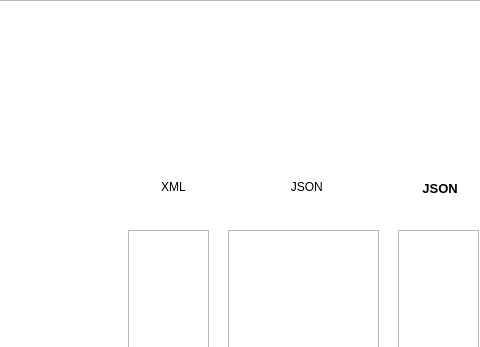
Above: record.ui from AlexandraZiver/Course-Project before the change; both pictures show x 102 to 582 and y 0 to 347 of the 800 by 600 pixel window. Below: the same form after it.
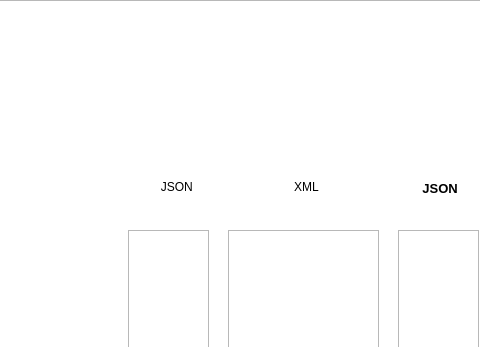
That is the form after the change. Icons and pictures are not drawn.

The edit to the form file:
```diff
--- a/record.ui
+++ b/record.ui
@@ -46,13 +46,13 @@
 font: 700 10pt &quot;Segoe UI&quot;;</string>
    </property>
    <property name="text">
-    <string>XML</string>
+    <string>  JSON</string>
    </property>
   </widget>
   <widget class="QPushButton" name="show_json">
    <property name="geometry">
     <rect>
-     <x>385</x>
+     <x>388</x>
      <y>175</y>
      <width>41</width>
      <height>24</height>
@@ -64,7 +64,7 @@
 font: 700 10pt &quot;Segoe UI&quot;;</string>
    </property>
    <property name="text">
-    <string>  JSON</string>
+    <string>XML</string>
    </property>
   </widget>
   <widget class="QPushButton" name="back">
```
